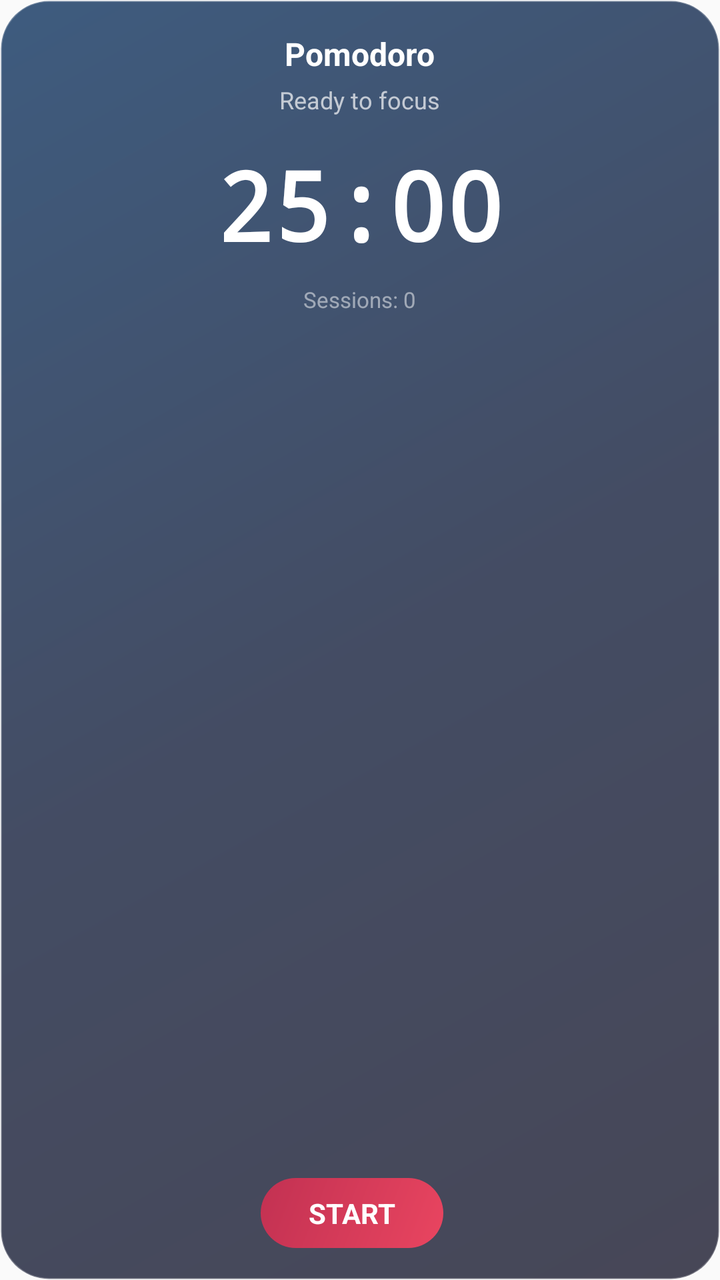
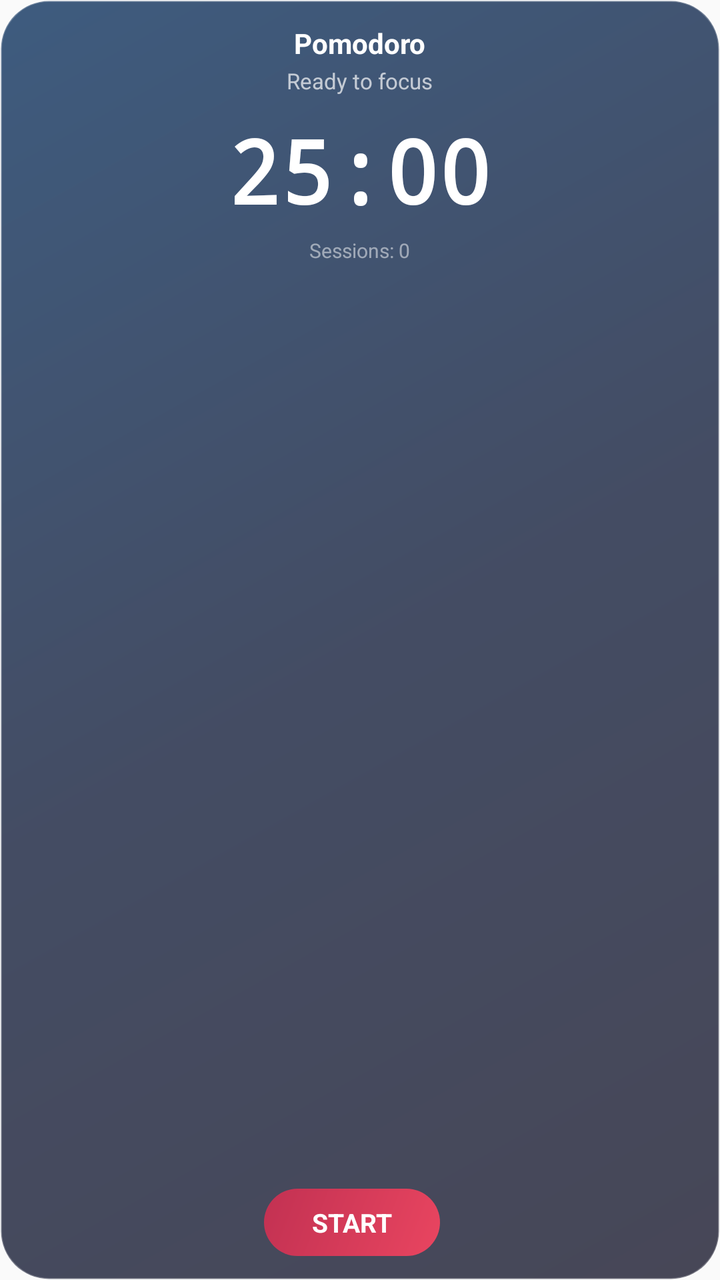

Compare the two renders of this Android layout. The source of the first and the diff that turns it into the second are given below.
<!-- AndroidManifest.xml: application theme Theme.DailyTrack -->
<!-- res/layout/widget_pomodoro.xml -->
<?xml version="1.0" encoding="utf-8"?>
<RelativeLayout xmlns:android="http://schemas.android.com/apk/res/android"
    android:id="@+id/widget_pom_root"
    android:layout_width="match_parent"
    android:layout_height="match_parent"
    android:background="@drawable/widget_background"
    android:padding="16dp">

    <TextView
        android:id="@+id/widget_pom_title"
        android:layout_width="wrap_content"
        android:layout_height="wrap_content"
        android:layout_alignParentTop="true"
        android:layout_centerHorizontal="true"
        android:text="Pomodoro"
        android:textColor="#FFFFFF"
        android:textSize="16sp"
        android:textStyle="bold" />

    <TextView
        android:id="@+id/widget_pom_status"
        android:layout_width="wrap_content"
        android:layout_height="wrap_content"
        android:layout_below="@id/widget_pom_title"
        android:layout_centerHorizontal="true"
        android:layout_marginTop="4dp"
        android:text="Ready to focus"
        android:textColor="#B0FFFFFF"
        android:textSize="12sp" />

    <TextView
        android:id="@+id/widget_pom_timer"
        android:layout_width="wrap_content"
        android:layout_height="wrap_content"
        android:layout_below="@id/widget_pom_status"
        android:layout_centerHorizontal="true"
        android:layout_marginTop="12dp"
        android:text="25:00"
        android:textColor="#FFFFFF"
        android:textSize="48sp"
        android:textStyle="bold"
        android:fontFamily="monospace" />

    <TextView
        android:id="@+id/widget_pom_session_count"
        android:layout_width="wrap_content"
        android:layout_height="wrap_content"
        android:layout_below="@id/widget_pom_timer"
        android:layout_centerHorizontal="true"
        android:layout_marginTop="8dp"
        android:text="Sessions: 0"
        android:textColor="#80FFFFFF"
        android:textSize="11sp" />

    <LinearLayout
        android:layout_width="match_parent"
        android:layout_height="wrap_content"
        android:layout_alignParentBottom="true"
        android:layout_centerHorizontal="true"
        android:gravity="center"
        android:orientation="horizontal">

        <TextView
            android:id="@+id/widget_pom_btn_start"
            android:layout_width="wrap_content"
            android:layout_height="wrap_content"
            android:background="@drawable/widget_button_background"
            android:paddingHorizontal="24dp"
            android:paddingVertical="8dp"
            android:text="START"
            android:textColor="#FFFFFF"
            android:textSize="14sp"
            android:textStyle="bold"
            android:layout_marginEnd="8dp" />

        <TextView
            android:id="@+id/widget_pom_btn_stop"
            android:layout_width="wrap_content"
            android:layout_height="wrap_content"
            android:background="@drawable/widget_button_stop_background"
            android:paddingHorizontal="24dp"
            android:paddingVertical="8dp"
            android:text="STOP"
            android:textColor="#FFFFFF"
            android:textSize="14sp"
            android:textStyle="bold"
            android:visibility="gone" />

        <TextView
            android:id="@+id/widget_pom_btn_reset"
            android:layout_width="wrap_content"
            android:layout_height="wrap_content"
            android:background="@drawable/widget_button_background"
            android:paddingHorizontal="24dp"
            android:paddingVertical="8dp"
            android:text="RESET"
            android:textColor="#FFFFFF"
            android:textSize="14sp"
            android:textStyle="bold"
            android:visibility="gone" />
    </LinearLayout>

</RelativeLayout>
<!-- resources referenced by this layout -->
<resources>
  <!-- drawable widget_background (drawable) -->
  <?xml version="1.0" encoding="utf-8"?>
  <shape xmlns:android="http://schemas.android.com/apk/res/android"
      android:shape="rectangle">
      <gradient
          android:startColor="#CC1A1A2E"
          android:centerColor="#CC16213E"
          android:endColor="#CC0F3460"
          android:angle="135" />
      <corners android:radius="24dp" />
      <stroke
          android:width="1dp"
          android:color="#40FFFFFF" />
  </shape>
  <!-- drawable widget_button_background (drawable) -->
  <?xml version="1.0" encoding="utf-8"?>
  <shape xmlns:android="http://schemas.android.com/apk/res/android"
      android:shape="rectangle">
      <gradient
          android:startColor="#E94560"
          android:endColor="#C23152"
          android:angle="135" />
      <corners android:radius="20dp" />
  </shape>
  <!-- drawable widget_button_stop_background (drawable) -->
  <?xml version="1.0" encoding="utf-8"?>
  <shape xmlns:android="http://schemas.android.com/apk/res/android"
      android:shape="rectangle">
      <gradient
          android:startColor="#FF6B6B"
          android:endColor="#EE5A5A"
          android:angle="135" />
      <corners android:radius="20dp" />
  </shape>
  <style name="Theme.DailyTrack" parent="android:Theme.Material.Light.NoActionBar">
          <item name="android:statusBarColor">@android:color/transparent</item>
          <item name="android:navigationBarColor">@android:color/transparent</item>
          <item name="android:windowLightStatusBar">true</item>
      </style>
</resources>

<!-- the commit's change to res/layout/widget_pomodoro.xml (unified diff, before → after) -->
@@ -4,7 +4,7 @@
     android:layout_width="match_parent"
     android:layout_height="match_parent"
     android:background="@drawable/widget_background"
-    android:padding="16dp">
+    android:padding="12dp">
 
     <TextView
         android:id="@+id/widget_pom_title"
@@ -14,7 +14,7 @@
         android:layout_centerHorizontal="true"
         android:text="Pomodoro"
         android:textColor="#FFFFFF"
-        android:textSize="16sp"
+        android:textSize="14sp"
         android:textStyle="bold" />
 
     <TextView
@@ -23,10 +23,10 @@
         android:layout_height="wrap_content"
         android:layout_below="@id/widget_pom_title"
         android:layout_centerHorizontal="true"
-        android:layout_marginTop="4dp"
+        android:layout_marginTop="2dp"
         android:text="Ready to focus"
         android:textColor="#B0FFFFFF"
-        android:textSize="12sp" />
+        android:textSize="11sp" />
 
     <TextView
         android:id="@+id/widget_pom_timer"
@@ -34,10 +34,10 @@
         android:layout_height="wrap_content"
         android:layout_below="@id/widget_pom_status"
         android:layout_centerHorizontal="true"
-        android:layout_marginTop="12dp"
+        android:layout_marginTop="8dp"
         android:text="25:00"
         android:textColor="#FFFFFF"
-        android:textSize="48sp"
+        android:textSize="44sp"
         android:textStyle="bold"
         android:fontFamily="monospace" />
 
@@ -47,10 +47,10 @@
         android:layout_height="wrap_content"
         android:layout_below="@id/widget_pom_timer"
         android:layout_centerHorizontal="true"
-        android:layout_marginTop="8dp"
+        android:layout_marginTop="4dp"
         android:text="Sessions: 0"
         android:textColor="#80FFFFFF"
-        android:textSize="11sp" />
+        android:textSize="10sp" />
 
     <LinearLayout
         android:layout_width="match_parent"
@@ -69,7 +69,7 @@
             android:paddingVertical="8dp"
             android:text="START"
             android:textColor="#FFFFFF"
-            android:textSize="14sp"
+            android:textSize="13sp"
             android:textStyle="bold"
             android:layout_marginEnd="8dp" />
 
@@ -82,7 +82,7 @@
             android:paddingVertical="8dp"
             android:text="STOP"
             android:textColor="#FFFFFF"
-            android:textSize="14sp"
+            android:textSize="13sp"
             android:textStyle="bold"
             android:visibility="gone" />
 
@@ -95,7 +95,7 @@
             android:paddingVertical="8dp"
             android:text="RESET"
             android:textColor="#FFFFFF"
-            android:textSize="14sp"
+            android:textSize="13sp"
             android:textStyle="bold"
             android:visibility="gone" />
     </LinearLayout>
